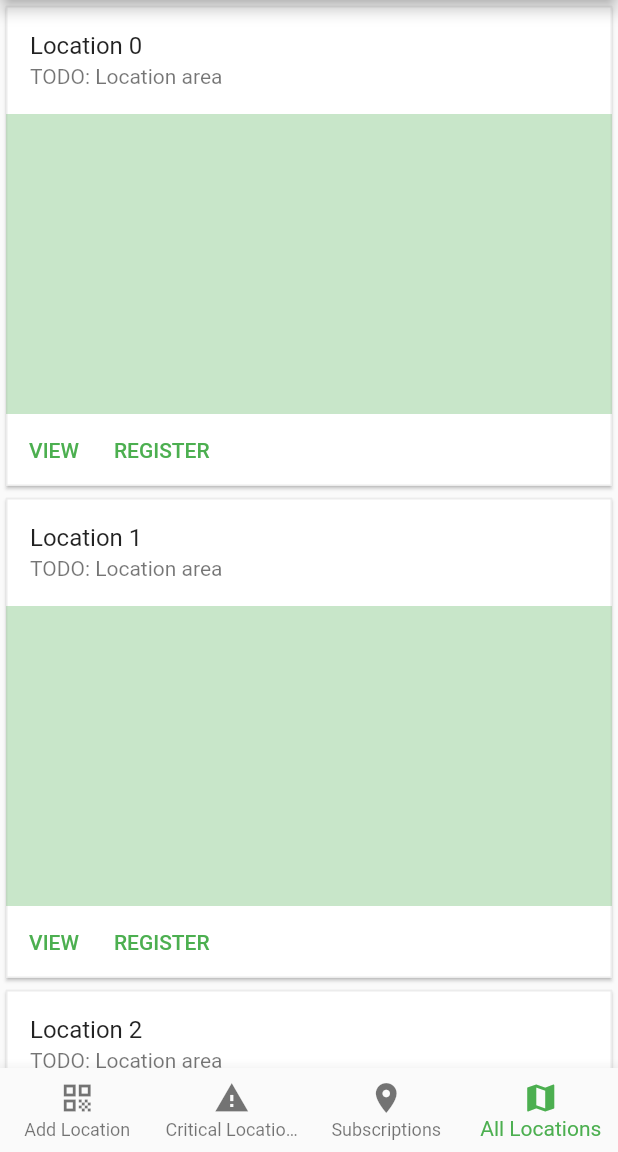
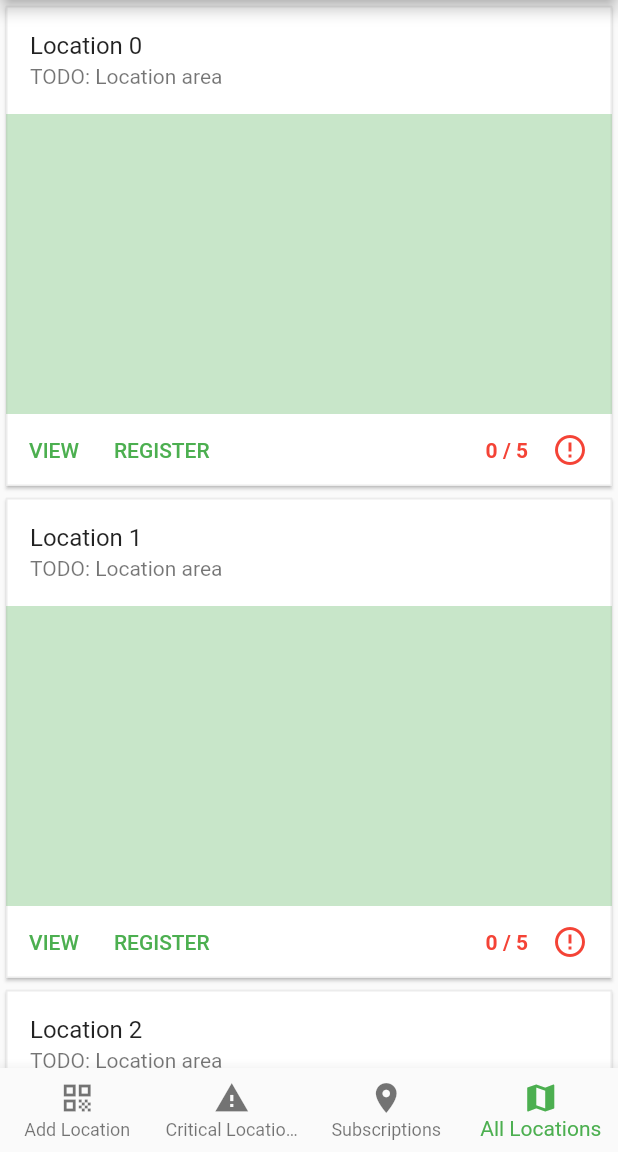
Before and after one commit to spe-uob/2020-CO2Monitor, a Flutter app: the screen it shows after launch, item 4 of the bottom bar chosen, on a phone screen of 412 x 824 dp, the part 84-1236 px from its top. Run offline on Flutter 3.47's test engine with Material 2 defaults, Android fonts, the phone set to English and light mode, and no system bars; our stand-ins replace charts_flutter, flutter_local_notifications, tuple; missing offline and left inert: qr_code_scanner, workmanager; generated files the repository leaves out were written again; network calls fail.

Commit message:
Critical indicators

```diff
--- a/lib/logic/notificationProvider.dart
+++ b/lib/logic/notificationProvider.dart
@@ -70,7 +70,7 @@ class NotificationProvider {
 
     var bigText =
         "Effective CO₂ levels have surpassed the recommended level in " +
-            "${critical.length} location(s) you have registered interest in." +
+            "${critical.length} location(s) you have registered interest in. " +
             "Click here to view them.";
 
     var android = AndroidNotificationDetails(
--- a/lib/widgets/locationItem.dart
+++ b/lib/widgets/locationItem.dart
@@ -3,8 +3,6 @@ import 'package:co2_monitor/logic/subscriptionProvider.dart';
 import 'package:co2_monitor/pages/locationView.dart';
 import 'package:co2_monitor/utils.dart';
 import 'package:flutter/material.dart';
-
-import '../theme.dart';
 
 class LocationItem extends StatefulWidget {
   final Location location;
@@ -15,18 +13,25 @@ class LocationItem extends StatefulWidget {
 }
 
 class _LocationItemState extends State<LocationItem> {
+  SubscriptionProvider subs = SubscriptionProvider();
   bool isSubbed = false;
-  SubscriptionProvider subs = SubscriptionProvider();
+  int criticalDevices = 0;
+  int totalDevices = 0;
 
-  _LocationItemState() {}
+  _LocationItemState();
 
   @override
   Widget build(BuildContext context) {
     subs
         .isSubscribedTo(widget.location.id)
         .then((b) => setState(() => isSubbed = b));
+    widget.location.devices().then((devs) {
+      totalDevices = devs.length;
+      Future.wait(devs.map((dev) => dev.isCritical()))
+          .then((bools) => criticalDevices = bools.where((b) => b).length);
+    });
 
-    var children2 = [
+    var horizChildren = [
       TextButton(
         child: Text("VIEW"),
         onPressed: () {
@@ -46,7 +51,21 @@ class _LocationItemState extends State<LocationItem> {
           setState(() => isSubbed = isNowSubbed);
         },
       ),
+      Spacer(),
     ];
+
+    var additionalChildren = [
+      Text(
+        "$criticalDevices / $totalDevices",
+        style: TextStyle(color: Colors.red, fontWeight: FontWeight.bold),
+      ),
+      Padding(padding: EdgeInsets.symmetric(horizontal: 8.0)),
+      Icon(Icons.error_outline, color: Colors.red),
+      Padding(padding: EdgeInsets.symmetric(horizontal: 8.0)),
+    ];
+
+    if (true) horizChildren.addAll(additionalChildren);
+
     return Card(
       shape: RoundedRectangleBorder(
         borderRadius: BorderRadius.circular(0),
@@ -70,7 +89,8 @@ class _LocationItemState extends State<LocationItem> {
           ),
           Row(
             mainAxisAlignment: MainAxisAlignment.start,
-            children: children2,
+            // scrollDirection: Axis.horizontal,
+            children: horizChildren,
           ),
         ],
       ),
```
